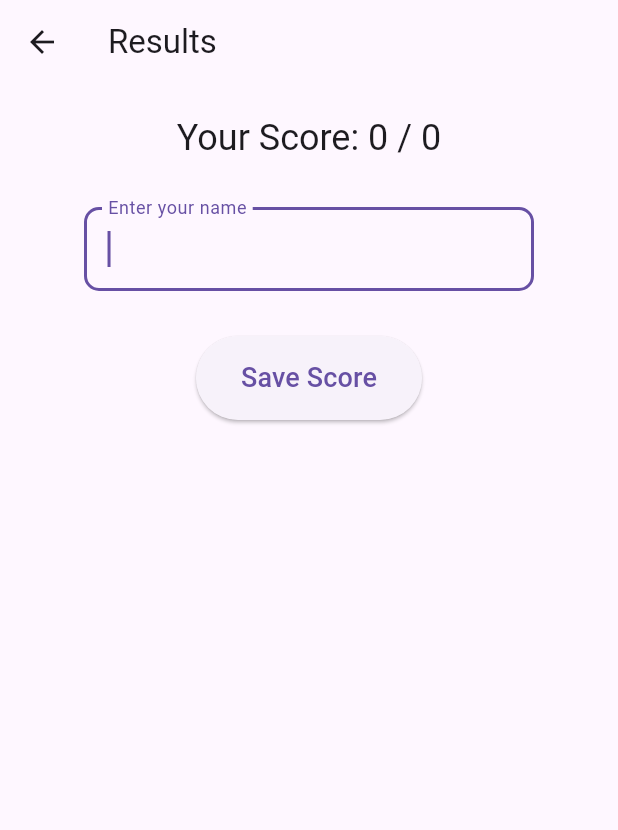
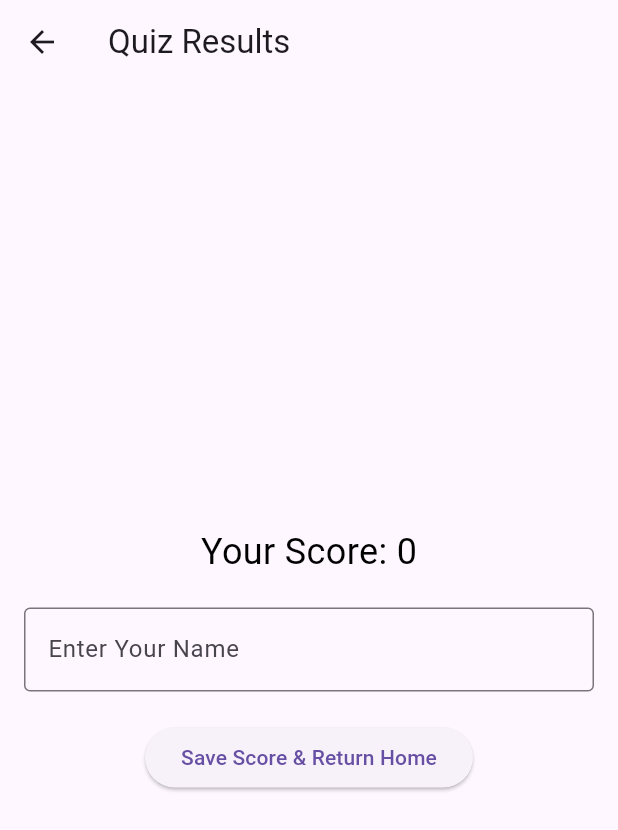
Before and after one commit to muntasir-ifaz574/quiz_app_RubizCode, a Flutter app: the ResultsScreen screen opened by its route, on a phone screen of 412 x 824 dp. Shown: the top 830 px of the screen. Run offline on Flutter 3.47's test engine with Material 3 defaults, Android fonts, the phone set to English and light mode, and no system bars; our stand-ins replace sqflite; missing offline and left inert: flutter_math_fork; accounts and stored records are empty.

Commit message:
modification in result screen

```diff
--- a/lib/screens/results_screen.dart
+++ b/lib/screens/results_screen.dart
@@ -4,6 +4,7 @@ import '../models/score_model.dart';
 import '../providers/quiz_provider.dart';
 import '../services/storage_service.dart';
 import '../utils/constants.dart';
+import '../widgets/latex_text.dart';
 
 class ResultsScreen extends StatefulWidget {
   const ResultsScreen({super.key});
@@ -13,70 +14,15 @@ class ResultsScreen extends StatefulWidget {
 }
 
 class _ResultsScreenState extends State<ResultsScreen> {
-  final _nameController = TextEditingController();
-  late final int _score;
-  late final int _totalQuestions;
-  final FocusNode _nameFocusNode = FocusNode();
-
-  @override
-  void initState() {
-    super.initState();
-    final provider = Provider.of<QuizProvider>(context, listen: false);
-    _score = provider.calculateScore();
-    _totalQuestions = provider.questions.length;
-    WidgetsBinding.instance.addPostFrameCallback((_) {
-      FocusScope.of(context).requestFocus(_nameFocusNode);
-    });
-  }
+  final TextEditingController _nameController = TextEditingController();
 
   @override
   void dispose() {
     _nameController.dispose();
-    _nameFocusNode.dispose();
     super.dispose();
   }
 
-  @override
-  Widget build(BuildContext context) {
-    return GestureDetector(
-      onTap: () {
-        FocusScope.of(context).unfocus();
-      },
-      child: Scaffold(
-        appBar: AppBar(title: const Text('Results')),
-        body: SingleChildScrollView(
-          padding: const EdgeInsets.all(20),
-          child: Center(
-            child: Column(
-              mainAxisAlignment: MainAxisAlignment.center,
-              children: [
-                Text(
-                  'Your Score: $_score / $_totalQuestions',
-                  style: Theme.of(context).textTheme.headlineSmall,
-                ),
-                const SizedBox(height: 30),
-                SizedBox(
-                  width: 300,
-                  child: TextField(
-                    controller: _nameController,
-                    focusNode: _nameFocusNode,
-                    autofocus: true,
-                    decoration: InputDecoration(
-                      labelText: 'Enter your name',
-                      border: OutlineInputBorder(
-                        borderRadius: BorderRadius.circular(10),
-                      ),
-                    ),
-                    textInputAction: TextInputAction.done,
-                  ),
-                ),
-                const SizedBox(height: 30),
-                ElevatedButton(
-                  style: ElevatedButton.styleFrom(
-                    padding: const EdgeInsets.symmetric(
-                        horizontal: 30, vertical: 15),
-                  ),
-                  onPressed: () async {
+  Future<void> _saveScoreAndNavigate(BuildContext context) async {
     if (_nameController.text.trim().isEmpty) {
       ScaffoldMessenger.of(context).showSnackBar(
         const SnackBar(
@@ -86,30 +32,68 @@ class _ResultsScreenState extends State<ResultsScreen> {
       return;
     }
 
+    final provider = Provider.of<QuizProvider>(context, listen: false);
+    final score = provider.calculateScore();
+
     final newScore = Score(
       playerName: _nameController.text.trim(),
-                      score: _score,
+      score: score,
       timestamp: DateTime.now(),
     );
 
+    try {
       await StorageService.saveScore(newScore);
-
-                    if (mounted) {
+      if (!mounted) return;
       Navigator.pushNamedAndRemoveUntil(
         context,
         homeRoute,
             (route) => false,
       );
+    } catch (e) {
+      if (!mounted) return;
+      ScaffoldMessenger.of(context).showSnackBar(
+        SnackBar(
+          content: Text('Failed to save score: $e'),
+        ),
+      );
     }
-                  },
-                  child: const Text(
-                    'Save Score',
-                    style: TextStyle(fontSize: 18),
+  }
+
+  @override
+  Widget build(BuildContext context) {
+    final provider = Provider.of<QuizProvider>(context, listen: false);
+    final score = provider.calculateScore();
+
+    return Scaffold(
+      appBar: AppBar(
+        title: const Text('Quiz Results'),
+      ),
+      body: Padding(
+        padding: const EdgeInsets.all(16.0),
+        child: Column(
+          mainAxisAlignment: MainAxisAlignment.center,
+          children: [
+            LatexText(
+              tex: 'Your Score: $score',
+              fontSize: 24,
+              textColor: Theme.of(context).brightness == Brightness.dark
+                  ? Colors.white
+                  : Colors.black,
+            ),
+            const SizedBox(height: 20),
+            TextField(
+              controller: _nameController,
+              decoration: const InputDecoration(
+                labelText: 'Enter Your Name',
+                border: OutlineInputBorder(),
               ),
             ),
+            const SizedBox(height: 20),
+            ElevatedButton(
+              onPressed: () => _saveScoreAndNavigate(context),
+              child: const Text('Save Score & Return Home'),
+            ),
           ],
-            ),
-          ),
         ),
       ),
     );
```
Lines whose indentation alone changed are shown as unchanged.
